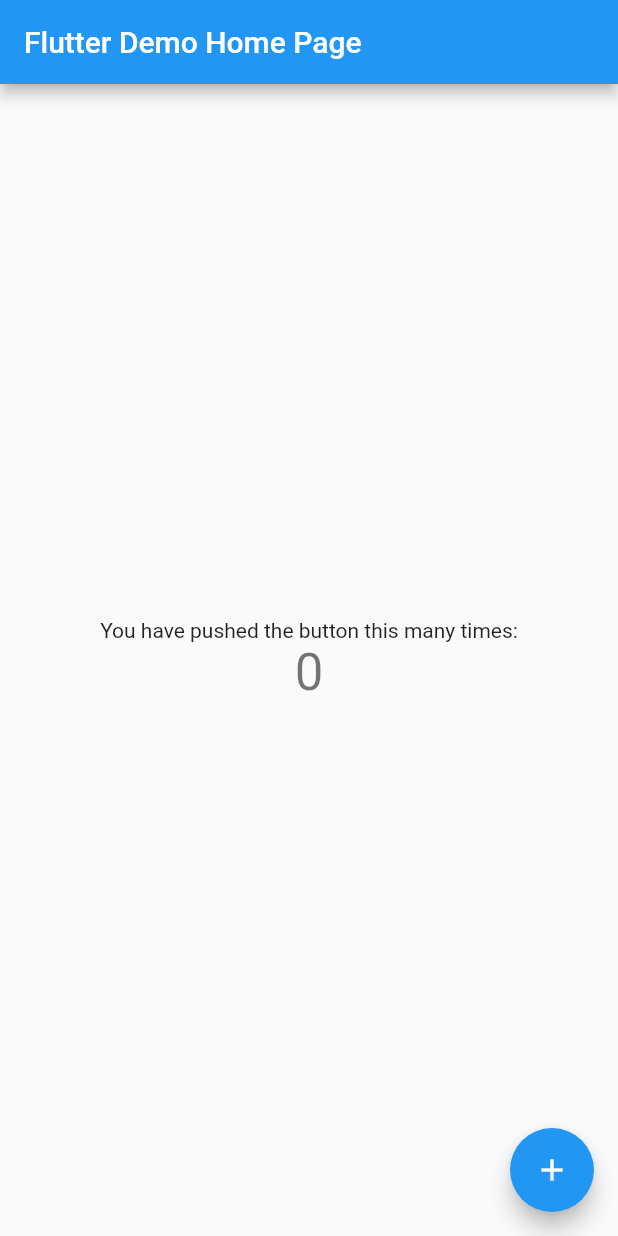
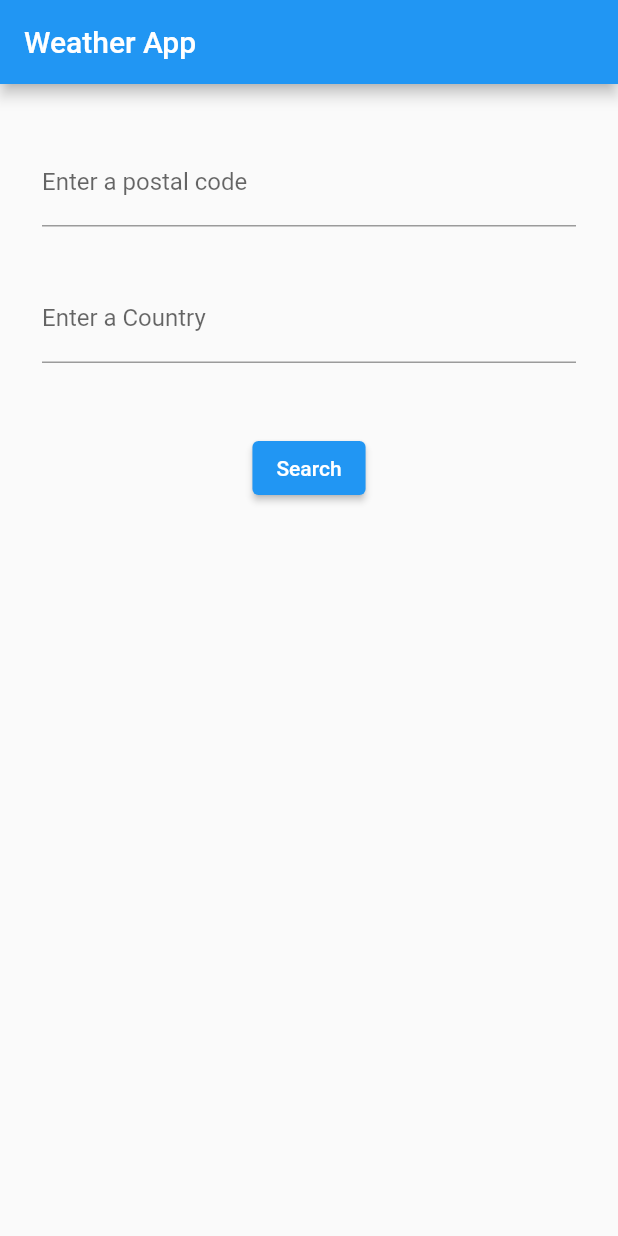
Before and after one commit to JoseSaul/MapTest, a Flutter app: the screen it shows after launch, on a phone screen of 412 x 824 dp. Run offline on Flutter 3.47's test engine with Material 2 defaults, Android fonts, the light colour scheme and no system bars; our stand-ins replace dio, retrofit; generated files the repository leaves out were written again.

Commit message:
Add first screen

```diff
--- a/lib/main.dart
+++ b/lib/main.dart
@@ -1,4 +1,5 @@
 import 'package:flutter/material.dart';
+import 'package:map_test/widget/main/search_by_postal_code_widget.dart';
 
 void main() {
   runApp(const MyApp());
@@ -7,109 +8,17 @@
 class MyApp extends StatelessWidget {
   const MyApp({super.key});
 
-  // This widget is the root of your application.
   @override
   Widget build(BuildContext context) {
     return MaterialApp(
-      title: 'Flutter Demo',
+      title: 'Weather App',
       theme: ThemeData(
-        // This is the theme of your application.
-        //
-        // Try running your application with "flutter run". You'll see the
-        // application has a blue toolbar. Then, without quitting the app, try
-        // changing the primarySwatch below to Colors.green and then invoke
-        // "hot reload" (press "r" in the console where you ran "flutter run",
-        // or simply save your changes to "hot reload" in a Flutter IDE).
-        // Notice that the counter didn't reset back to zero; the application
-        // is not restarted.
         primarySwatch: Colors.blue,
       ),
-      home: const MyHomePage(title: 'Flutter Demo Home Page'),
+      home: Scaffold(
+        appBar: AppBar(title: const Text('Weather App')),
+        body: const SearchByPostalCodeWidget(),
+      ),
     );
   }
 }
-
-class MyHomePage extends StatefulWidget {
-  const MyHomePage({super.key, required this.title});
-
-  // This widget is the home page of your application. It is stateful, meaning
-  // that it has a State object (defined below) that contains fields that affect
-  // how it looks.
-
-  // This class is the configuration for the state. It holds the values (in this
-  // case the title) provided by the parent (in this case the App widget) and
-  // used by the build method of the State. Fields in a Widget subclass are
-  // always marked "final".
-
-  final String title;
-
-  @override
-  State<MyHomePage> createState() => _MyHomePageState();
-}
-
-class _MyHomePageState extends State<MyHomePage> {
-  int _counter = 0;
-
-  void _incrementCounter() {
-    setState(() {
-      // This call to setState tells the Flutter framework that something has
-      // changed in this State, which causes it to rerun the build method below
-      // so that the display can reflect the updated values. If we changed
-      // _counter without calling setState(), then the build method would not be
-      // called again, and so nothing would appear to happen.
-      _counter++;
-    });
-  }
-
-  @override
-  Widget build(BuildContext context) {
-    // This method is rerun every time setState is called, for instance as done
-    // by the _incrementCounter method above.
-    //
-    // The Flutter framework has been optimized to make rerunning build methods
-    // fast, so that you can just rebuild anything that needs updating rather
-    // than having to individually change instances of widgets.
-    return Scaffold(
-      appBar: AppBar(
-        // Here we take the value from the MyHomePage object that was created by
-        // the App.build method, and use it to set our appbar title.
-        title: Text(widget.title),
-      ),
-      body: Center(
-        // Center is a layout widget. It takes a single child and positions it
-        // in the middle of the parent.
-        child: Column(
-          // Column is also a layout widget. It takes a list of children and
-          // arranges them vertically. By default, it sizes itself to fit its
-          // children horizontally, and tries to be as tall as its parent.
-          //
-          // Invoke "debug painting" (press "p" in the console, choose the
-          // "Toggle Debug Paint" action from the Flutter Inspector in Android
-          // Studio, or the "Toggle Debug Paint" command in Visual Studio Code)
-          // to see the wireframe for each widget.
-          //
-          // Column has various properties to control how it sizes itself and
-          // how it positions its children. Here we use mainAxisAlignment to
-          // center the children vertically; the main axis here is the vertical
-          // axis because Columns are vertical (the cross axis would be
-          // horizontal).
-          mainAxisAlignment: MainAxisAlignment.center,
-          children: <Widget>[
-            const Text(
-              'You have pushed the button this many times:',
-            ),
-            Text(
-              '$_counter',
-              style: Theme.of(context).textTheme.headline4,
-            ),
-          ],
-        ),
-      ),
-      floatingActionButton: FloatingActionButton(
-        onPressed: _incrementCounter,
-        tooltip: 'Increment',
-        child: const Icon(Icons.add),
-      ), // This trailing comma makes auto-formatting nicer for build methods.
-    );
-  }
-}
--- /dev/null
+++ b/lib/model/weather.dart
@@ -0,0 +1,24 @@
+import 'package:json_annotation/json_annotation.dart';
+
+part 'weather.g.dart';
+
+@JsonSerializable()
+class Weather {
+
+  @JsonKey(name: 'code')
+  int code;
+  @JsonKey(name: 'icon')
+  String icon;
+  @JsonKey(name: 'description')
+  String description;
+
+  Weather({
+    required this.code,
+    required this.icon,
+    required this.description,
+  });
+
+  factory Weather.fromJson(Map <String, dynamic> json) => _$WeatherFromJson(json);
+
+  Map<String, dynamic> toJson() => _$WeatherToJson(this);
+}
--- /dev/null
+++ b/lib/widget/main/search_by_location_widget.dart
@@ -0,0 +1,10 @@
+import 'package:flutter/cupertino.dart';
+
+class MyApp extends StatelessWidget {
+  const MyApp({Key? key}) : super(key: key);
+
+  @override
+  Widget build(BuildContext context) {
+    return Container();
+  }
+}
--- /dev/null
+++ b/lib/widget/main/search_by_postal_code_widget.dart
@@ -0,0 +1,29 @@
+import 'package:flutter/cupertino.dart';
+import 'package:flutter/material.dart';
+import 'package:map_test/widget/text_field.dart';
+
+class SearchByPostalCodeWidget extends StatefulWidget {
+  const SearchByPostalCodeWidget({super.key});
+
+  @override
+  createState() => _SearchByPostalCodeWidget();
+}
+
+class _SearchByPostalCodeWidget extends State<StatefulWidget> {
+  @override
+  Widget build(BuildContext context) {
+    return Center(
+        child: Container(
+          margin: const EdgeInsets.all(20),
+      child: Column(
+        children: [
+          const EditText(message: 'Enter a postal code'),
+          //Change this to selector
+          const EditText(message: 'Enter a Country'),
+          const SizedBox(height: 30),
+          ElevatedButton(onPressed: () {}, child: const Text('Search')),
+        ],
+      ),
+    ));
+  }
+}
--- /dev/null
+++ b/lib/widget/text_field.dart
@@ -0,0 +1,22 @@
+import 'package:flutter/cupertino.dart';
+import 'package:flutter/material.dart';
+
+class EditText extends StatelessWidget {
+  const EditText({Key? key, required this.message})
+      : super(key: key);
+
+  final String message;
+
+  @override
+  Widget build(BuildContext context) {
+    return Padding(
+      padding: const EdgeInsets.symmetric(horizontal: 8, vertical: 16),
+      child: TextFormField(
+        decoration: InputDecoration(
+          border: const UnderlineInputBorder(),
+          labelText: message,
+        ),
+      ),
+    );
+  }
+}
```
Also changed, not shown: lib/model/data.dart (added, +49 -0 lines), lib/model/result.dart (added, +22 -0 lines), lib/net/api_client.dart (added, +23 -0 lines), 1 other file.
